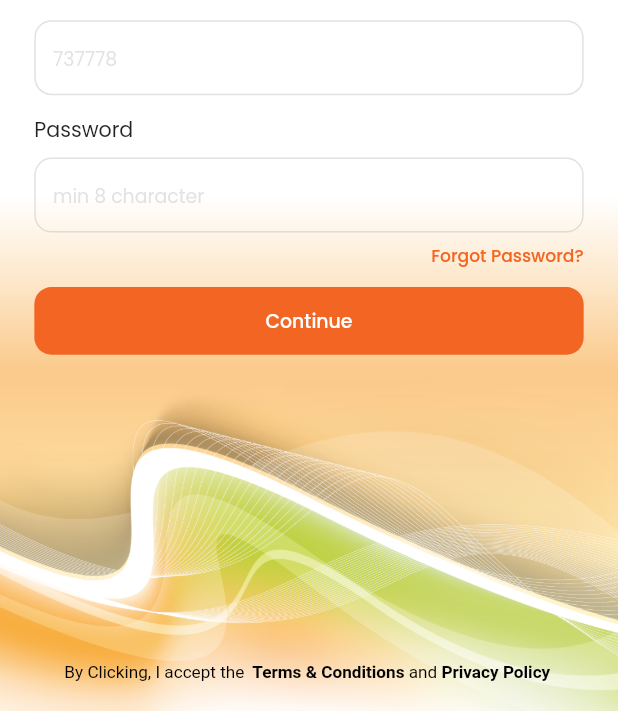
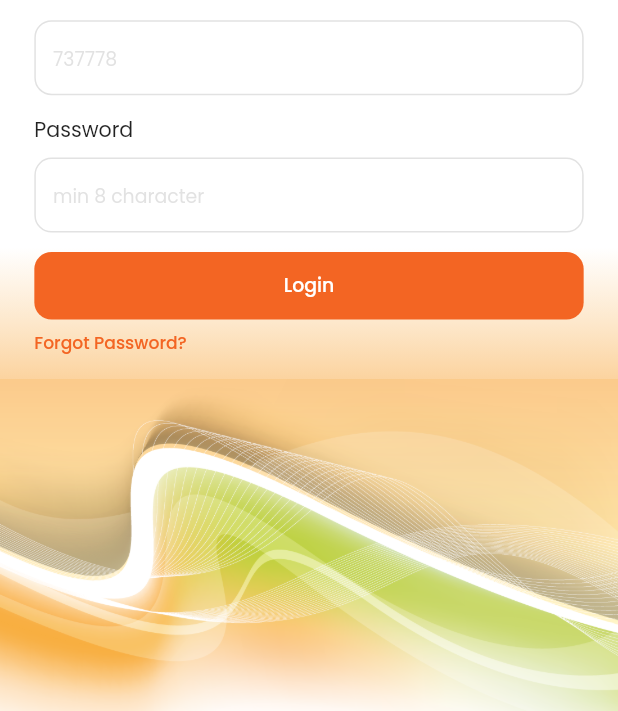
Before and after one commit to abdulmanafpfassal/india_club, a Flutter app: the screen it shows after launch, on a phone screen of 412 x 824 dp, the part 525-1236 px from its top. Run offline on Flutter 3.47's test engine with Material 2 defaults, Android fonts, the phone set to English and light mode, and no system bars; our stand-ins replace flutter_screenutil, google_fonts, iconly.

Commit message:
design_4

```diff
--- a/lib/PreLogin/login_page.dart
+++ b/lib/PreLogin/login_page.dart
@@ -48,7 +48,7 @@ class _LoginPageState extends State<LoginPage> {
                   gradient: LinearGradient(
                     begin: Alignment.topCenter,
                     end: Alignment.bottomCenter,
-                    colors: [Colors.white, Colors.white,Colors.white,Colors.white, Color(0xFFFDE7CA),Color(0xFFFBCB8D),Color(0xFFFBCB8D), Color(0xFFFBCB8D),  Color(0xFFFBCB8D), Color(0xFFFBCB8D)],
+                    colors: [Colors.white, Colors.white,Colors.white,Colors.white,Colors.white, Color(0xFFFDE7CA),Color(0xFFFBCB8D),Color(0xFFFBCB8D), Color(0xFFFBCB8D),  Color(0xFFFBCB8D), Color(0xFFFBCB8D)],
 
                   ),
                   borderRadius: BorderRadius.only(
@@ -120,11 +120,24 @@ class _LoginPageState extends State<LoginPage> {
                         ),
                       ),
                     ),
+
+                    SizedBox(
+                      height: 10.h,
+                    ),
+                    CustomButton(
+                      button_text: "Login",
+                      onTap: () {
+                        Navigator.of(context).pushAndRemoveUntil(
+                            MaterialPageRoute(builder: (context) => HomePage()),
+                            (route) => false);
+                      },
+                      isEnabled: true,
+                    ),
                     SizedBox(
                       height: 5.h,
                     ),
                     Align(
-                      alignment: Alignment.centerRight,
+                      alignment: Alignment.centerLeft,
                       child: Text(
                         "Forgot Password?",
                         style: GoogleFonts.poppins(
@@ -133,19 +146,6 @@ class _LoginPageState extends State<LoginPage> {
                             fontWeight: FontWeight.w500),
                       ),
                     ),
-                    SizedBox(
-                      height: 10.h,
-                    ),
-                    CustomButton(
-                      button_text: "Continue",
-                      onTap: () {
-                        Navigator.of(context).pushAndRemoveUntil(
-                            MaterialPageRoute(builder: (context) => HomePage()),
-                            (route) => false);
-                      },
-                      isEnabled: true,
-                    ),
-                    Spacer(),
                     // Container(
                     //   height: 10.h,
                     //   margin: EdgeInsets.all(20.0),
@@ -155,34 +155,33 @@ class _LoginPageState extends State<LoginPage> {
                     //     style: GoogleFonts.poppins(fontSize: 10.sp),
                     //   )),
                     // )
-                    Container(
-                      height: 10.h,
-                      margin: EdgeInsets.all(20.0),
-                      child: RichText(
-                        text: TextSpan(
-                            children: [
-                              TextSpan(
-                                text: 'By Clicking, I accept the ',
-                                style: TextStyle(color: Colors.black, fontSize: 10.sp),
-                              ),
-                              TextSpan(
-                                  text: ' Terms & Conditions',
-                                  style: TextStyle(color: Colors.black,fontWeight: FontWeight.w600,fontSize: 10.sp),
-
-                              ),
-                              TextSpan(
-                                text: ' and',
-                                style: TextStyle(color: Colors.black,fontSize: 10.sp),
-                              ),
-                              TextSpan(
-                                text: ' Privacy Policy',
-                                style: TextStyle(color: Colors.black,fontWeight: FontWeight.w600,fontSize: 10.sp),
-
-                              ),
-                            ]
-                        )
-                      ),
-                    )
+                    // Container(
+                    //   height: 10.h,
+                    //   margin: EdgeInsets.all(20.0),
+                    //   child: RichText(
+                    //     text: TextSpan(
+                    //         children: [
+                    //           TextSpan(
+                    //             text: 'By Clicking, I accept the ',
+                    //             style: TextStyle(color: Colors.black, fontSize: 10.sp),
+                    //           ),
+                    //           TextSpan(
+                    //               text: ' Terms & Conditions',
+                    //               style: TextStyle(color: Colors.black,fontWeight: FontWeight.w600,fontSize: 10.sp),
+                    //           ),
+                    //           TextSpan(
+                    //             text: ' and',
+                    //             style: TextStyle(color: Colors.black,fontSize: 10.sp),
+                    //           ),
+                    //           TextSpan(
+                    //             text: ' Privacy Policy',
+                    //             style: TextStyle(color: Colors.black,fontWeight: FontWeight.w600,fontSize: 10.sp),
+                    //
+                    //           ),
+                    //         ]
+                    //     )
+                    //   ),
+                    // )
                   ],
                 ),
               ),
```
